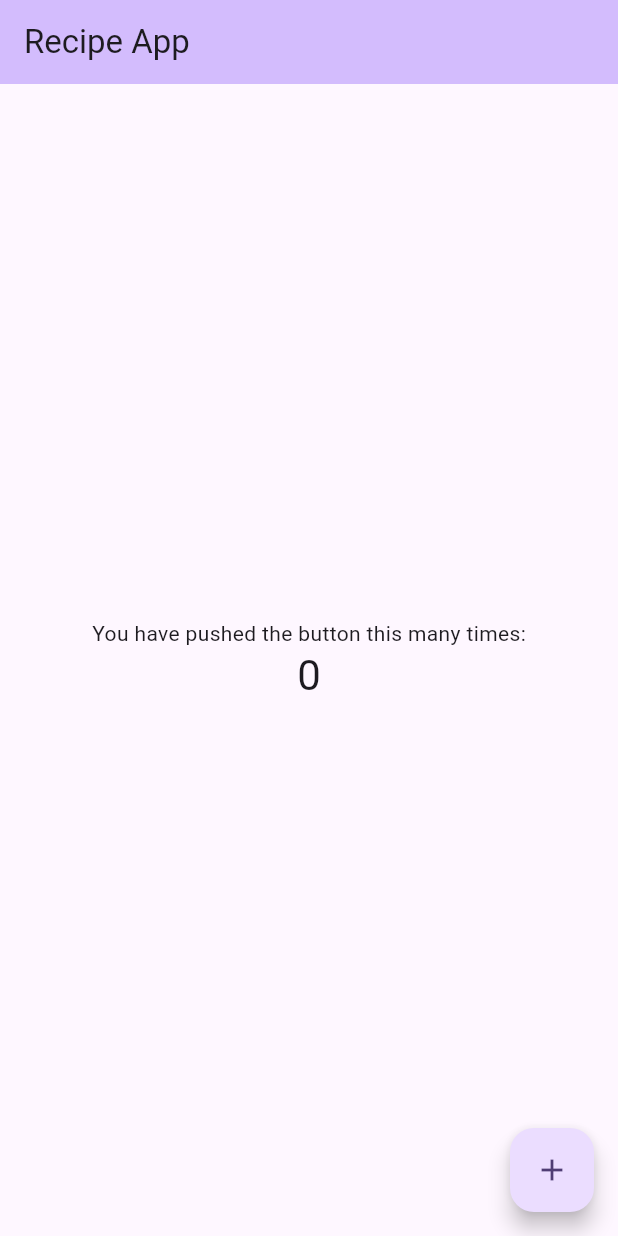
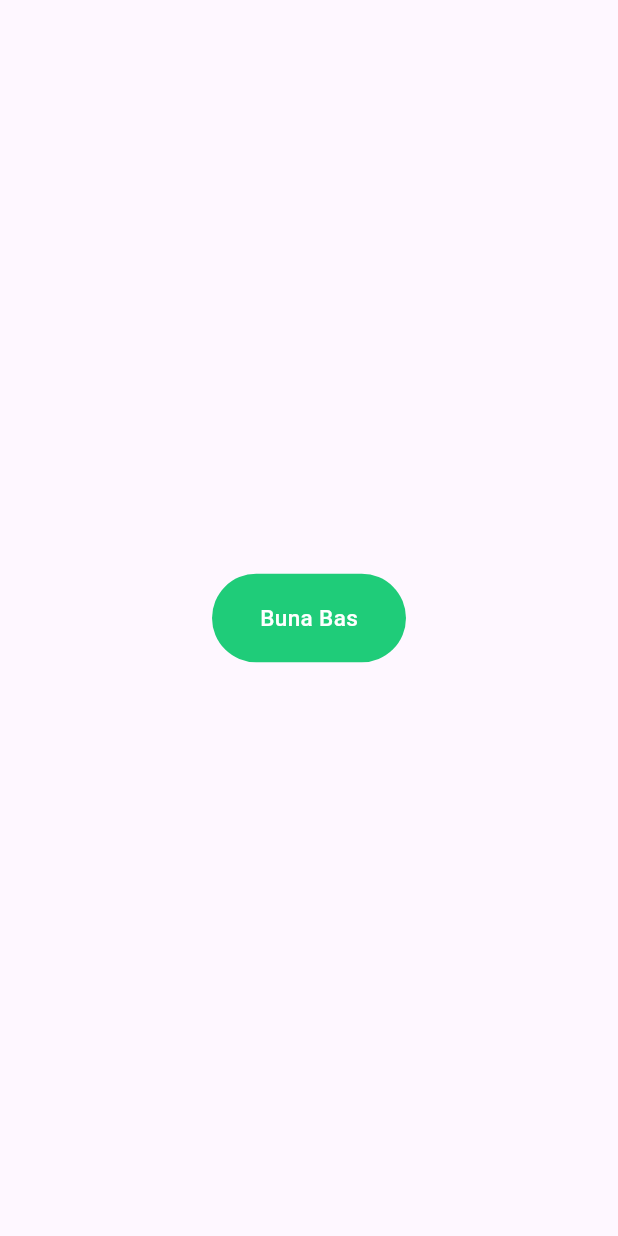
Before and after one commit to ErenTzz/flutter_recipe_app, a Flutter app: the screen it shows after launch, on a phone screen of 412 x 824 dp. Run offline on Flutter 3.47's test engine with Material 3 defaults, Android fonts, the phone set to English and light mode, and no system bars.

Commit message:
uygulama giriş güncellemesi

```diff
--- /dev/null
+++ b/lib/app/core/theme/app_theme_color.dart
@@ -0,0 +1,13 @@
+import 'package:flutter/material.dart';
+
+class AppThemeColor {
+  AppThemeColor._();
+
+  static const primary = Color(0xff1FCC79);
+  static const secondary = Color(0xffFF6464);
+  static const mainText = Color(0xff2E3E5C);
+  static const secondaryText = Color(0xff9FA5C0);
+  static const outline = Color(0xffD0DBEA);
+  static const form = Color(0xffF4F5F7);
+  static const white = Color(0xffFFFFFF);
+}
--- /dev/null
+++ b/lib/app/core/theme/components/buttons/primary_button.dart
@@ -0,0 +1,42 @@
+import 'package:flutter/material.dart';
+import 'package:recipe_app/app/core/theme/app_text_theme.dart';
+import 'package:recipe_app/app/core/theme/app_theme_color.dart';
+
+class PrimaryButton extends StatelessWidget {
+  const PrimaryButton({
+    super.key,
+    this.onTap,
+    this.icon,
+    this.text,
+    this.margin,
+  });
+
+  final VoidCallback? onTap;
+  final Widget? icon;
+  final String? text;
+  final EdgeInsets? margin;
+
+  @override
+  Widget build(BuildContext context) {
+    return GestureDetector(
+      onTap: onTap,
+      child: Container(
+        margin: margin,
+        padding: const EdgeInsets.symmetric(
+          horizontal: 32,
+          vertical: 19,
+        ),
+        decoration: BoxDecoration(
+          color: AppThemeColor.primary,
+          borderRadius: BorderRadius.circular(32),
+        ),
+        child: Text(
+          text ?? "",
+          style: context.p2.copyWith(
+            color: AppThemeColor.white,
+          ),
+        ),
+      ),
+    );
+  }
+}
--- a/lib/main.dart
+++ b/lib/main.dart
@@ -1,100 +1,24 @@
 import 'package:flutter/material.dart';
+import 'package:recipe_app/app/core/theme/components/buttons/primary_button.dart';
 
 void main() {
-  runApp(const MyApp());
+  runApp(const MainApp());
 }
 
-class MyApp extends StatelessWidget {
-  const MyApp({super.key});
+class MainApp extends StatelessWidget {
+  const MainApp({super.key});
 
-  // This widget is the root of your application.
   @override
   Widget build(BuildContext context) {
     return MaterialApp(
-      title: 'Flutter Demo',
-      theme: ThemeData(
-        colorScheme: ColorScheme.fromSeed(seedColor: Colors.deepPurple),
-        useMaterial3: true,
+      home: Scaffold(
+        body: Center(
+          child: PrimaryButton(
+            text: "Buna Bas",
+            onTap: () => debugPrint("Basildik"),
+          ),
+        ),
       ),
-      home: const MyHomePage(title: 'Recipe App'),
     );
   }
 }
-
-class MyHomePage extends StatefulWidget {
-  const MyHomePage({super.key, required this.title});
-  final String title;
-
-  @override
-  State<MyHomePage> createState() => _MyHomePageState();
-}
-
-class _MyHomePageState extends State<MyHomePage> {
-  int _counter = 0;
-
-  void _incrementCounter() {
-    setState(() {
-      // This call to setState tells the Flutter framework that something has
-      // changed in this State, which causes it to rerun the build method below
-      // so that the display can reflect the updated values. If we changed
-      // _counter without calling setState(), then the build method would not be
-      // called again, and so nothing would appear to happen.
-      _counter++;
-    });
-  }
-
-  @override
-  Widget build(BuildContext context) {
-    // This method is rerun every time setState is called, for instance as done
-    // by the _incrementCounter method above.
-    //
-    // The Flutter framework has been optimized to make rerunning build methods
-    // fast, so that you can just rebuild anything that needs updating rather
-    // than having to individually change instances of widgets.
-    return Scaffold(
-      appBar: AppBar(
-        // TRY THIS: Try changing the color here to a specific color (to
-        // Colors.amber, perhaps?) and trigger a hot reload to see the AppBar
-        // change color while the other colors stay the same.
-        backgroundColor: Theme.of(context).colorScheme.inversePrimary,
-        // Here we take the value from the MyHomePage object that was created by
-        // the App.build method, and use it to set our appbar title.
-        title: Text(widget.title),
-      ),
-      body: Center(
-        // Center is a layout widget. It takes a single child and positions it
-        // in the middle of the parent.
-        child: Column(
-          // Column is also a layout widget. It takes a list of children and
-          // arranges them vertically. By default, it sizes itself to fit its
-          // children horizontally, and tries to be as tall as its parent.
-          //
-          // Column has various properties to control how it sizes itself and
-          // how it positions its children. Here we use mainAxisAlignment to
-          // center the children vertically; the main axis here is the vertical
-          // axis because Columns are vertical (the cross axis would be
-          // horizontal).
-          //
-          // TRY THIS: Invoke "debug painting" (choose the "Toggle Debug Paint"
-          // action in the IDE, or press "p" in the console), to see the
-          // wireframe for each widget.
-          mainAxisAlignment: MainAxisAlignment.center,
-          children: <Widget>[
-            const Text(
-              'You have pushed the button this many times:',
-            ),
-            Text(
-              '$_counter',
-              style: Theme.of(context).textTheme.headlineMedium,
-            ),
-          ],
-        ),
-      ),
-      floatingActionButton: FloatingActionButton(
-        onPressed: _incrementCounter,
-        tooltip: 'Increment',
-        child: const Icon(Icons.add),
-      ), // This trailing comma makes auto-formatting nicer for build methods.
-    );
-  }
-}
```
Also changed, not shown: lib/app/core/theme/app_text_theme.dart (added, +42 -0 lines).
